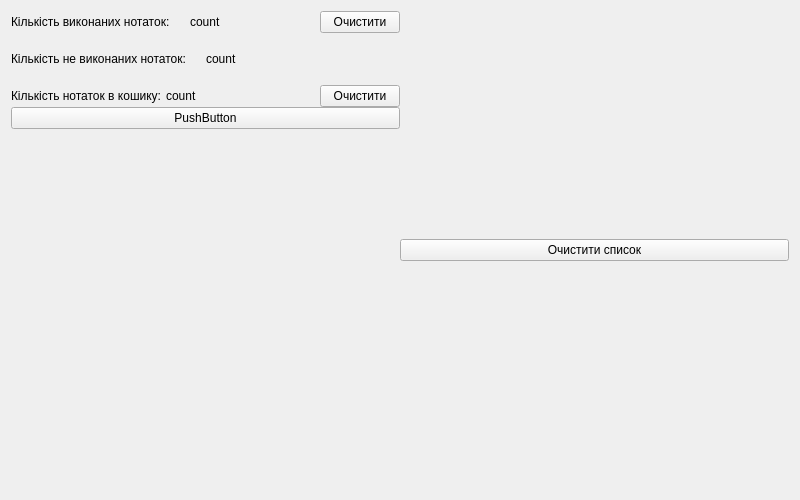
DonchykVitaliy/QT-task-manager, file QTtask Project/stat_window.ui: the form before one commit.
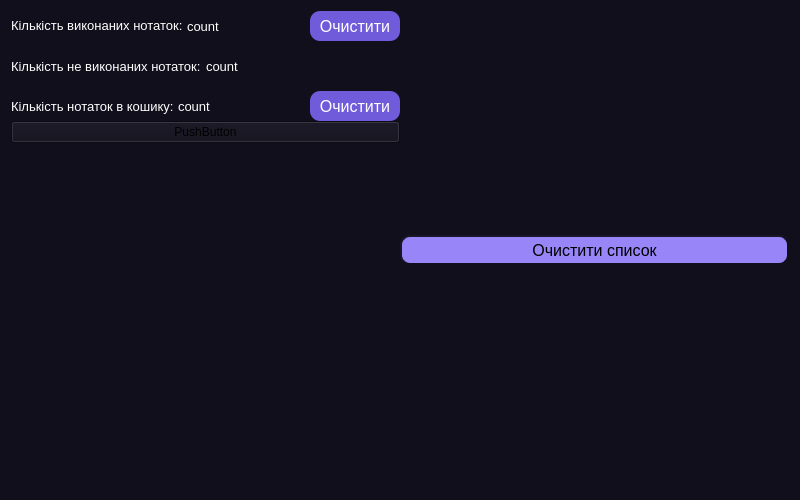
The form after the commit.

```diff
--- a/QTtask Project/stat_window.ui
+++ b/QTtask Project/stat_window.ui
@@ -13,6 +13,9 @@
   <property name="windowTitle">
    <string>Статистика</string>
   </property>
+  <property name="styleSheet">
+   <string notr="true">background-color: rgb(17, 15, 27);</string>
+  </property>
   <layout class="QHBoxLayout" name="horizontalLayout" stretch="1,1">
    <property name="spacing">
     <number>0</number>
@@ -23,6 +26,14 @@
       <layout class="QHBoxLayout" name="horizontalLayout_3" stretch="2,1,0,2">
        <item>
         <widget class="QLabel" name="label">
+         <property name="font">
+          <font>
+           <pointsize>10</pointsize>
+          </font>
+         </property>
+         <property name="styleSheet">
+          <string notr="true">color: rgb(255, 255, 255);</string>
+         </property>
          <property name="text">
           <string>&lt;html&gt;&lt;head/&gt;&lt;body&gt;&lt;p&gt;Кількість виконаних нотаток: &lt;/p&gt;&lt;/body&gt;&lt;/html&gt;</string>
          </property>
@@ -30,6 +41,14 @@
        </item>
        <item>
         <widget class="QLabel" name="doneLbl">
+         <property name="font">
+          <font>
+           <pointsize>10</pointsize>
+          </font>
+         </property>
+         <property name="styleSheet">
+          <string notr="true">color: rgb(255, 255, 255);</string>
+         </property>
          <property name="text">
           <string>count</string>
          </property>
@@ -56,6 +75,31 @@
            <verstretch>0</verstretch>
           </sizepolicy>
          </property>
+         <property name="minimumSize">
+          <size>
+           <width>90</width>
+           <height>30</height>
+          </size>
+         </property>
+         <property name="styleSheet">
+          <string notr="true">
+            QPushButton {
+               font-size: 12pt;
+               border-style: outset;
+               border-width: 2px;
+               border-radius: 10px;
+               background-color: rgb(112, 91, 218);
+               color: white;
+               border: none;
+            }
+            QPushButton:hover {
+               background-color: rgb(92, 71, 198);
+            }
+            QPushButton:pressed {
+               background-color: rgb(72, 51, 178);
+            }
+</string>
+         </property>
          <property name="text">
           <string>Очистити</string>
          </property>
@@ -70,6 +114,14 @@
       <layout class="QHBoxLayout" name="horizontalLayout_6" stretch="2,1,1">
        <item>
         <widget class="QLabel" name="label_3">
+         <property name="font">
+          <font>
+           <pointsize>10</pointsize>
+          </font>
+         </property>
+         <property name="styleSheet">
+          <string notr="true">color: rgb(255, 255, 255);</string>
+         </property>
          <property name="text">
           <string>Кількість не виконаних нотаток: </string>
          </property>
@@ -77,6 +129,14 @@
        </item>
        <item>
         <widget class="QLabel" name="noteLbl">
+         <property name="font">
+          <font>
+           <pointsize>10</pointsize>
+          </font>
+         </property>
+         <property name="styleSheet">
+          <string notr="true">color: rgb(255, 255, 255);</string>
+         </property>
          <property name="text">
           <string>count</string>
          </property>
@@ -101,6 +161,14 @@
       <layout class="QHBoxLayout" name="horizontalLayout_5" stretch="2,2,0">
        <item>
         <widget class="QLabel" name="label_2">
+         <property name="font">
+          <font>
+           <pointsize>10</pointsize>
+          </font>
+         </property>
+         <property name="styleSheet">
+          <string notr="true">color: rgb(255, 255, 255);</string>
+         </property>
          <property name="text">
           <string>Кількість нотаток в кошику: </string>
          </property>
@@ -108,6 +176,14 @@
        </item>
        <item>
         <widget class="QLabel" name="basketLbl">
+         <property name="font">
+          <font>
+           <pointsize>10</pointsize>
+          </font>
+         </property>
+         <property name="styleSheet">
+          <string notr="true">color: rgb(255, 255, 255);</string>
+         </property>
          <property name="text">
           <string>count</string>
          </property>
@@ -124,6 +200,31 @@
            <verstretch>0</verstretch>
           </sizepolicy>
          </property>
+         <property name="minimumSize">
+          <size>
+           <width>90</width>
+           <height>30</height>
+          </size>
+         </property>
+         <property name="styleSheet">
+          <string notr="true">
+            QPushButton {
+               font-size: 12pt;
+               border-style: outset;
+               border-width: 2px;
+               border-radius: 10px;
+               background-color: rgb(112, 91, 218);
+               color: white;
+               border: none;
+            }
+            QPushButton:hover {
+               background-color: rgb(92, 71, 198);
+            }
+            QPushButton:pressed {
+               background-color: rgb(72, 51, 178);
+            }
+</string>
+         </property>
          <property name="text">
           <string>Очистити</string>
          </property>
@@ -167,6 +268,33 @@
     <layout class="QVBoxLayout" name="rightLY">
      <item>
       <widget class="QPushButton" name="pushButton">
+       <property name="minimumSize">
+        <size>
+         <width>0</width>
+         <height>30</height>
+        </size>
+       </property>
+       <property name="styleSheet">
+        <string notr="true">QPushButton
+{
+	font-size: 12pt;
+	border-style: outset;
+    border-width: 2px;
+    border-radius: 10px;
+	
+	background-color: rgb(152, 133, 248);
+	color: rgb(0, 0, 0);
+	border-color: rgb(17, 15, 27);
+}
+QPushButton:hover
+{
+	background-color: rgb(121, 97, 245);
+}
+QPushButton:pressed
+{
+	background-color: rgb(97, 72, 226);
+}</string>
+       </property>
        <property name="text">
         <string>Очистити список</string>
        </property>
```
